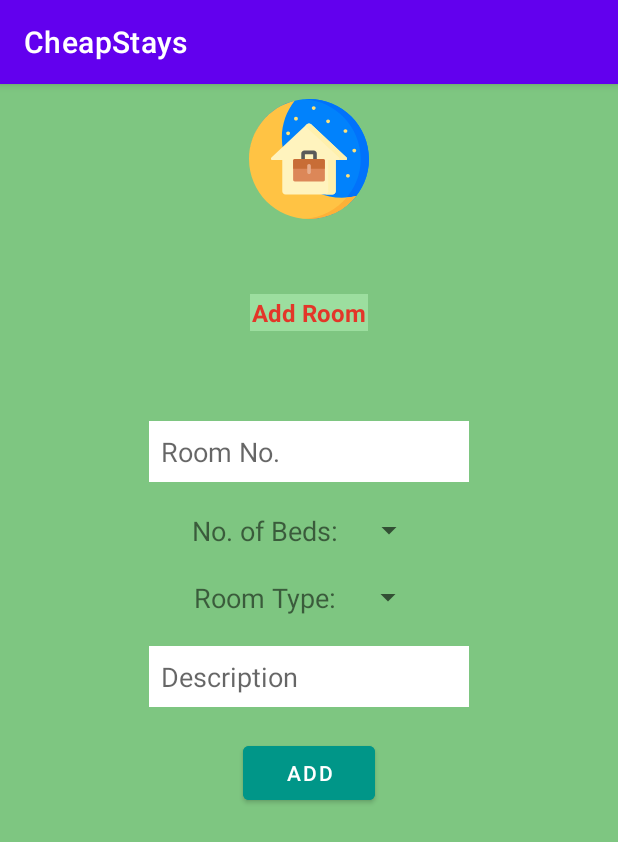
After one commit to DarkseidAM/CheapStays, an Android app: the fragment AddRoomFragment shown on its own in the app's theme, on a phone screen of 412 x 824 dp. The commit adds this screen. Shown: the top 842 px of the screen. Run offline under Robolectric (Android 15) with nearby library versions, the phone set to English and light mode, and no system bars.

```diff
--- a/app/build.gradle
+++ b/app/build.gradle
@@ -55,6 +55,7 @@ dependencies {
     implementation 'androidx.lifecycle:lifecycle-viewmodel-ktx:2.3.1'
     implementation 'androidx.navigation:navigation-fragment-ktx:2.3.5'
     implementation 'androidx.navigation:navigation-ui-ktx:2.3.5'
+    implementation 'androidx.legacy:legacy-support-v4:1.0.0'
 
     testImplementation 'junit:junit:4.13.2'
     androidTestImplementation 'androidx.test.ext:junit:1.1.2'
--- a/app/src/main/AndroidManifest.xml
+++ b/app/src/main/AndroidManifest.xml
@@ -9,7 +9,8 @@
         android:roundIcon="@mipmap/ic_launcher_round"
         android:supportsRtl="true"
         android:theme="@style/Theme.CheapStays">
-        <activity android:name=".view.StartUpActivity"></activity>
+        <activity android:name=".view.AdminActivity"></activity>
+        <activity android:name=".view.StartUpActivity" />
         <activity
             android:name=".view.UserActivity"
             android:label="@string/title_activity_user" />
--- /dev/null
+++ b/app/src/main/java/com/cg/cheapstays/view/AddRoomFragment.kt
@@ -0,0 +1,60 @@
+package com.cg.cheapstays.view
+
+import android.os.Bundle
+import androidx.fragment.app.Fragment
+import android.view.LayoutInflater
+import android.view.View
+import android.view.ViewGroup
+import com.cg.cheapstays.R
+
+// TODO: Rename parameter arguments, choose names that match
+// the fragment initialization parameters, e.g. ARG_ITEM_NUMBER
+private const val ARG_PARAM1 = "param1"
+private const val ARG_PARAM2 = "param2"
+
+/**
+ * A simple [Fragment] subclass.
+ * Use the [AddRoomFragment.newInstance] factory method to
+ * create an instance of this fragment.
+ */
+class AddRoomFragment : Fragment() {
+    // TODO: Rename and change types of parameters
+    private var param1: String? = null
+    private var param2: String? = null
+
+    override fun onCreate(savedInstanceState: Bundle?) {
+        super.onCreate(savedInstanceState)
+        arguments?.let {
+            param1 = it.getString(ARG_PARAM1)
+            param2 = it.getString(ARG_PARAM2)
+        }
+    }
+
+    override fun onCreateView(
+        inflater: LayoutInflater, container: ViewGroup?,
+        savedInstanceState: Bundle?
+    ): View? {
+        // Inflate the layout for this fragment
+        return inflater.inflate(R.layout.fragment_add_room, container, false)
+    }
+
+    companion object {
+        /**
+         * Use this factory method to create a new instance of
+         * this fragment using the provided parameters.
+         *
+         * @param param1 Parameter 1.
+         * @param param2 Parameter 2.
+         * @return A new instance of fragment AddRoomFragment.
+         */
+        // TODO: Rename and change types and number of parameters
+        @JvmStatic
+        fun newInstance(param1: String, param2: String) =
+            AddRoomFragment().apply {
+                arguments = Bundle().apply {
+                    putString(ARG_PARAM1, param1)
+                    putString(ARG_PARAM2, param2)
+                }
+            }
+    }
+}
--- a/app/src/main/res/layout/activity_user.xml
+++ b/app/src/main/res/layout/activity_user.xml
@@ -4,7 +4,7 @@
     android:id="@+id/container"
     android:layout_width="match_parent"
     android:layout_height="match_parent"
-    android:paddingTop="?attr/actionBarSize">
+    android:paddingTop="0dp">
 
     <com.google.android.material.bottomnavigation.BottomNavigationView
         android:id="@+id/nav_view"
--- /dev/null
+++ b/app/src/main/res/layout/fragment_add_room.xml
@@ -0,0 +1,106 @@
+<?xml version="1.0" encoding="utf-8"?>
+<LinearLayout xmlns:android="http://schemas.android.com/apk/res/android"
+    xmlns:app="http://schemas.android.com/apk/res-auto"
+    xmlns:tools="http://schemas.android.com/tools"
+    android:layout_width="match_parent"
+    android:layout_height="match_parent"
+    android:background="#7EC681"
+    android:gravity="center_horizontal"
+    android:orientation="vertical"
+    android:padding="10dp"
+    android:paddingStart="30dp"
+    android:paddingEnd="30dp"
+    tools:context=".view.SignInActivity">
+
+    <ImageView
+        android:id="@+id/imageView2"
+        android:layout_width="match_parent"
+        android:layout_height="wrap_content"
+        app:srcCompat="@drawable/ic_overnight_stay" />
+
+    <TextView
+        android:id="@+id/textView"
+        android:layout_width="wrap_content"
+        android:layout_height="wrap_content"
+        android:layout_marginTop="50dp"
+        android:background="#9CDE9F"
+        android:padding="1dp"
+        android:text="Add Room"
+        android:textColor="#E33629"
+        android:textSize="16sp"
+        android:textStyle="bold" />
+
+    <EditText
+        android:id="@+id/addRoomNo"
+        android:layout_width="wrap_content"
+        android:layout_height="wrap_content"
+        android:layout_marginTop="60dp"
+        android:background="#FFFFFF"
+        android:ems="10"
+        android:hint="Room No."
+        android:inputType="textEmailAddress"
+        android:padding="8dp" />
+
+    <LinearLayout
+        android:layout_width="match_parent"
+        android:layout_height="wrap_content"
+        android:layout_marginTop="20dp"
+        android:gravity="center_horizontal"
+        android:orientation="horizontal">
+
+        <TextView
+            android:id="@+id/textView2"
+            android:layout_width="wrap_content"
+            android:layout_height="wrap_content"
+            android:text="No. of Beds:"
+            android:textSize="18sp" />
+
+        <Spinner
+            android:id="@+id/addNoOfBeds"
+            android:layout_width="wrap_content"
+            android:layout_height="wrap_content"
+            android:layout_marginLeft="10dp" />
+
+    </LinearLayout>
+
+    <LinearLayout
+        android:layout_width="match_parent"
+        android:layout_height="wrap_content"
+        android:layout_marginTop="20dp"
+        android:gravity="center_horizontal"
+        android:orientation="horizontal">
+
+        <TextView
+            android:id="@+id/textView4"
+            android:layout_width="wrap_content"
+            android:layout_height="wrap_content"
+            android:text="Room Type:"
+            android:textSize="18sp" />
+
+        <Spinner
+            android:id="@+id/addRoomType"
+            android:layout_width="wrap_content"
+            android:layout_height="wrap_content"
+            android:layout_marginLeft="10dp" />
+    </LinearLayout>
+
+    <EditText
+        android:id="@+id/addRoomDesc"
+        android:layout_width="wrap_content"
+        android:layout_height="wrap_content"
+        android:layout_marginTop="20dp"
+        android:background="#FFFFFF"
+        android:ems="10"
+        android:hint="Description"
+        android:inputType="textPassword"
+        android:padding="8dp" />
+
+    <Button
+        android:id="@+id/addRoomBtn"
+        android:layout_width="wrap_content"
+        android:layout_height="wrap_content"
+        android:layout_marginTop="20dp"
+        android:backgroundTint="@color/signBtnBG"
+        android:text="Add" />
+
+</LinearLayout>
--- a/app/src/main/res/values/strings.xml
+++ b/app/src/main/res/values/strings.xml
@@ -4,4 +4,6 @@
     <string name="title_home">Home</string>
     <string name="title_dashboard">Dashboard</string>
     <string name="title_notifications">Notifications</string>
+    <!-- TODO: Remove or change this placeholder text -->
+    <string name="hello_blank_fragment">Hello blank fragment</string>
 </resources>
```
Also changed, not shown: app/src/main/java/com/cg/cheapstays/view/AddHotelFragment.kt (added, +60 -0 lines), app/src/main/java/com/cg/cheapstays/view/AdminActivity.kt (added, +12 -0 lines), app/src/main/java/com/cg/cheapstays/view/ModifyHotelFragment.kt (added, +60 -0 lines), app/src/main/java/com/cg/cheapstays/view/ModifyRoomFragment.kt (added, +60 -0 lines), app/src/main/res/layout/activity_admin.xml (added, +69 -0 lines), app/src/main/res/layout/fragment_add_hotel.xml (added, +85 -0 lines), app/src/main/res/layout/fragment_modify_hotel.xml (added, +85 -0 lines), app/src/main/res/layout/fragment_modify_room.xml (added, +106 -0 lines).
